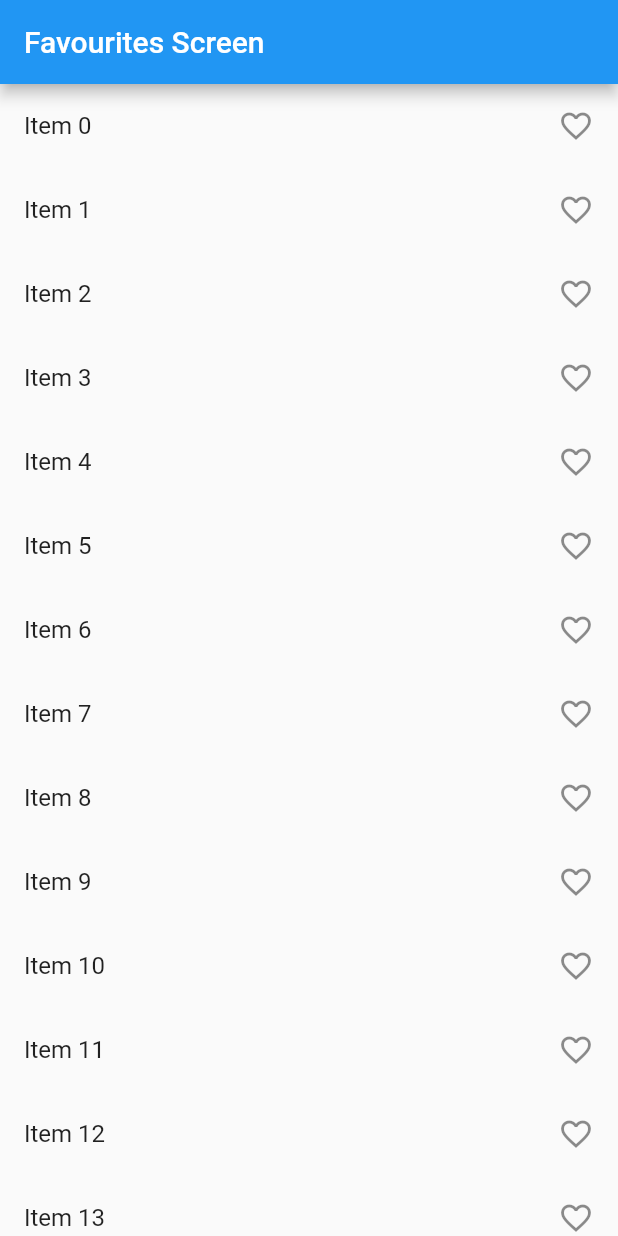
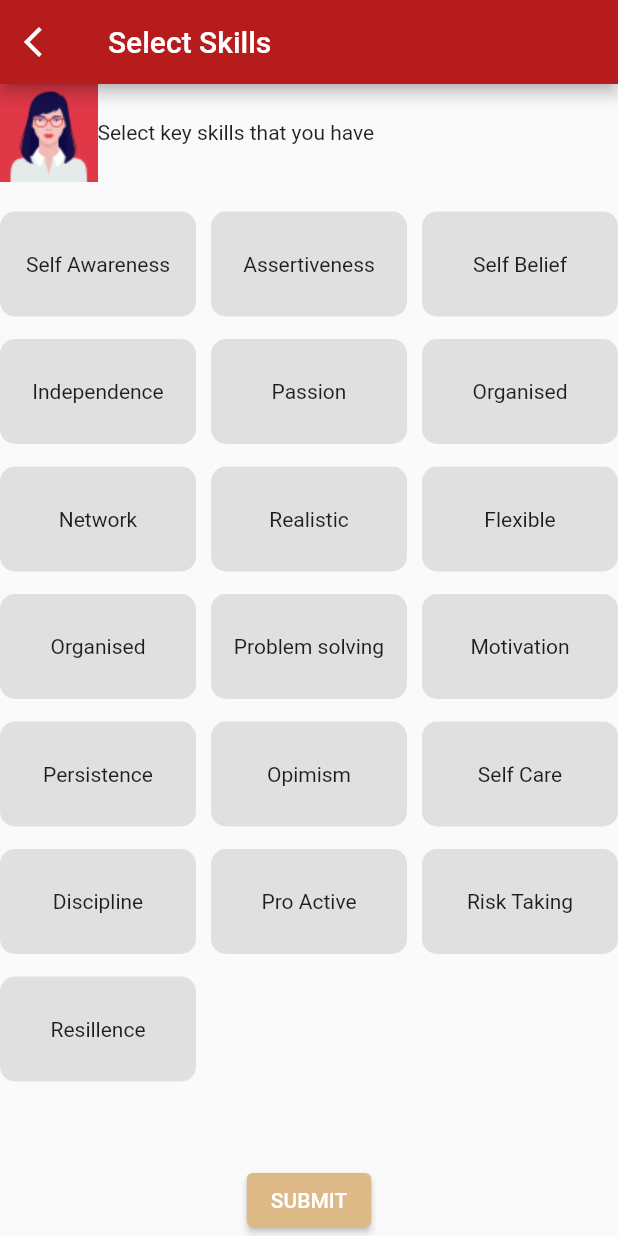
Before and after one commit to Sneha2407/flutter-provider-learn, a Flutter app: the screen it shows after launch, on a phone screen of 412 x 824 dp. Run offline on Flutter 3.47's test engine with Material 2 defaults, Android fonts, the phone set to English and light mode, and no system bars.

Commit message:
selection with provider

```diff
--- a/lib/main.dart
+++ b/lib/main.dart
@@ -1,11 +1,16 @@
 import 'package:flutter/material.dart';
 import 'package:flutter_provider_learn/homescreen.dart';
+import 'package:flutter_provider_learn/multiselect.dart';
 import 'package:flutter_provider_learn/provider/count_provider.dart';
 import 'package:flutter_provider_learn/provider/favourite_provider.dart';
+import 'package:flutter_provider_learn/provider/multi_skill_provider.dart';
+import 'package:flutter_provider_learn/provider/select_provider.dart';
 import 'package:flutter_provider_learn/provider/slider_provider.dart';
 import 'package:flutter_provider_learn/screen/countexample.dart';
 import 'package:flutter_provider_learn/screen/favouritesScreen.dart';
+import 'package:flutter_provider_learn/screen/oneskill.dart';
 import 'package:flutter_provider_learn/screen/sliderexample.dart';
+import 'package:flutter_provider_learn/singleselec.dart';
 import 'package:flutter_provider_learn/whyProvider.dart';
 import 'package:provider/provider.dart';
 
@@ -30,12 +35,18 @@ class MyApp extends StatelessWidget {
         ),
         ChangeNotifierProvider(
           create: (_) => FavouritesProvider(),
-        )
+        ),
+        ChangeNotifierProvider(
+          create: (_) => SelectProvider(),
+        ),
+        ChangeNotifierProvider(
+          create: (_) => MultiSkillProvider(),
+        ),
       ],
       child: MaterialApp(
         debugShowCheckedModeBanner: false,
         title: 'Flutter Demo',
-        home: const FavourtitesScreen(),
+        home: const OlgaGrid(),
       ),
     );
   }
--- /dev/null
+++ b/lib/multiselect.dart
@@ -0,0 +1,104 @@
+import 'package:flutter/material.dart';
+import 'package:flutter_provider_learn/provider/multi_skill_provider.dart';
+import 'package:provider/provider.dart';
+
+class MultiSelect extends StatefulWidget {
+  const MultiSelect({Key? key}) : super(key: key);
+
+  @override
+  State<MultiSelect> createState() => _MultiSelectState();
+}
+
+class _MultiSelectState extends State<MultiSelect> {
+  // int selectedItem = 0;
+  List<int> selectedSkill = [];
+  List<String> skills = [
+    "Self Awareness",
+    "Assertiveness",
+    "Self Belief",
+    "Independence",
+    "Passion",
+    "Organised",
+    "Network",
+    "Realistic",
+    "Flexible",
+    "Organised",
+    "Problem solving",
+    "Motivation",
+    "Persistence",
+    "Opimism",
+    "Self Care",
+    "Discipline",
+    "Pro Active",
+    "Risk Taking",
+    "Resillence"
+  ];
+  @override
+  Widget build(BuildContext context) {
+    print("build here");
+    return Scaffold(
+      appBar: AppBar(
+        title: Text("Select Skills"),
+        leading: Icon(Icons.arrow_back_ios),
+        backgroundColor: Colors.red[900],
+      ),
+      body: Column(
+        children: [
+          Row(
+            children: [
+              Image.asset('images/icon.png'),
+              Text(
+                "Select key skills that you have ",
+                maxLines: 2,
+              ),
+            ],
+          ),
+          SizedBox(
+            height: 20,
+          ),
+          Flexible(
+              child: GridView.builder(
+                  gridDelegate: const SliverGridDelegateWithFixedCrossAxisCount(
+                    mainAxisExtent: 70,
+                    crossAxisSpacing: 10,
+                    mainAxisSpacing: 15,
+                    crossAxisCount: 3,
+                  ),
+                  itemCount: skills.length,
+                  itemBuilder: (BuildContext context, int index) {
+                    return Consumer<MultiSkillProvider>(
+                        builder: (context, value, child) {
+                      return GestureDetector(
+                        onTap: () {
+                          // ontap of each card, set the defined int to the grid view index
+                          // selectedSkill.add(index);
+                          if (value.selectedSkills.contains(index)) {
+                            value.removeSkill(index);
+                          } else {
+                            value.addSkill(index);
+                          }
+                        },
+                        child: Container(
+                          height: 50,
+                          decoration: BoxDecoration(
+                              color: value.selectedSkills.contains(index)
+                                  ? Colors.amber[300]
+                                  : Colors.grey[300],
+                              borderRadius: BorderRadius.circular(10)),
+                          child: Center(child: Text(skills[index])),
+                        ),
+                      );
+                    });
+                  })),
+          ElevatedButton(
+            onPressed: () {},
+            child: Text('SUBMIT'),
+            style: ButtonStyle(
+              backgroundColor: MaterialStateProperty.all(Color(0xffDEB988)),
+            ),
+          )
+        ],
+      ),
+    );
+  }
+}
--- /dev/null
+++ b/lib/provider/multi_skill_provider.dart
@@ -0,0 +1,18 @@
+import 'package:flutter/material.dart';
+import 'package:flutter/foundation.dart';
+
+class MultiSkillProvider with ChangeNotifier {
+  List<int> _selectedSkills = [];
+
+  List get selectedSkills => _selectedSkills;
+
+  void addSkill(int value) {
+    _selectedSkills.add(value);
+    notifyListeners();
+  }
+
+  void removeSkill(int value) {
+    _selectedSkills.remove(value);
+    notifyListeners();
+  }
+}
--- /dev/null
+++ b/lib/provider/select_provider.dart
@@ -0,0 +1,35 @@
+import 'package:flutter/foundation.dart';
+
+class SelectProvider with ChangeNotifier {
+  int _selectedItem = -1;
+  List<String> skills = [
+    "Self Awareness",
+    "Assertiveness",
+    "Self Belief",
+    "Independence",
+    "Passion",
+    "Organised",
+    "Network",
+    "Realistic",
+    "Flexible",
+    "Organised",
+    "Problem solving",
+    "Motivation",
+    "Persistence",
+    "Opimism",
+    "Self Care",
+    "Discipline",
+    "Pro Active",
+    "Risk Taking",
+    "Resillence"
+  ];
+
+  int get selectedItem => _selectedItem;
+
+  void setSelectedItem(int value) {
+    _selectedItem = value;
+    notifyListeners();
+  }
+
+  String get mySkill => skills[selectedItem];
+}
--- a/lib/screen/favouritesScreen.dart
+++ b/lib/screen/favouritesScreen.dart
@@ -40,7 +40,7 @@ class _FavourtitesScreenState extends State<FavourtitesScreen> {
                         return ListTile(
                           onTap: () {
                             // setState(() {});
-                            if (selectedItem.contains(index)) {
+                            if (value.selectedItem.contains(index)) {
                               value.removeItems(index);
                             } else {
                               value.addItems(index);
--- /dev/null
+++ b/lib/singleselec.dart
@@ -0,0 +1,113 @@
+import 'package:flutter/material.dart';
+import 'package:flutter_provider_learn/provider/select_provider.dart';
+import 'package:flutter_provider_learn/screen/oneskill.dart';
+import 'package:provider/provider.dart';
+
+class OlgaGrid extends StatefulWidget {
+  const OlgaGrid({Key? key}) : super(key: key);
+
+  @override
+  State<OlgaGrid> createState() => _OlgaGridState();
+}
+
+class _OlgaGridState extends State<OlgaGrid> {
+  int selectedItem = -1;
+  // bool isSelected = false;
+
+  List<String> skills = [
+    "Self Awareness",
+    "Assertiveness",
+    "Self Belief",
+    "Independence",
+    "Passion",
+    "Organised",
+    "Network",
+    "Realistic",
+    "Flexible",
+    "Organised",
+    "Problem solving",
+    "Motivation",
+    "Persistence",
+    "Opimism",
+    "Self Care",
+    "Discipline",
+    "Pro Active",
+    "Risk Taking",
+    "Resillence"
+  ];
+  // final selectProvider = Provider.of<SelectProvider>(context, listen: false);
+  @override
+  Widget build(BuildContext context) {
+    print("Build here");
+    return Scaffold(
+      appBar: AppBar(
+        title: Text("Select Skills"),
+        leading: Icon(Icons.arrow_back_ios),
+        backgroundColor: Colors.red[900],
+      ),
+      body: Column(
+        children: [
+          Row(
+            children: [
+              Image.asset('images/icon.png'),
+              Text(
+                "Select key skills that you have ",
+                maxLines: 2,
+              ),
+            ],
+          ),
+          SizedBox(
+            height: 20,
+          ),
+          Flexible(
+              child: GridView.builder(
+                  gridDelegate: const SliverGridDelegateWithFixedCrossAxisCount(
+                    mainAxisExtent: 70,
+                    crossAxisSpacing: 10,
+                    mainAxisSpacing: 15,
+                    crossAxisCount: 3,
+                  ),
+                  itemCount: skills.length,
+                  itemBuilder: (BuildContext context, int index) {
+                    return Consumer<SelectProvider>(
+                        builder: (context, value, child) {
+                      return GestureDetector(
+                        onTap: () {
+                          // ontap of each card, set the defined int to the grid view index
+                          if (value.selectedItem == index) {
+                            value.setSelectedItem(-1);
+                            // isSelected = false;
+                          } else {
+                            value.setSelectedItem(index);
+                            // isSelected = true;
+                          }
+                        },
+                        child: Container(
+                          height: 50,
+                          decoration: BoxDecoration(
+                              color: value.selectedItem == index
+                                  ? Colors.amber[300]
+                                  : Colors.grey[300],
+                              borderRadius: BorderRadius.circular(10)),
+                          child: Center(child: Text(skills[index])),
+                        ),
+                      );
+                    });
+                  })),
+          ElevatedButton(
+            onPressed: () {
+              Navigator.push(
+                context,
+                MaterialPageRoute(builder: (context) => const OneSkill()),
+              );
+            },
+            child: Text('SUBMIT'),
+            style: ButtonStyle(
+              backgroundColor: MaterialStateProperty.all(Color(0xffDEB988)),
+            ),
+          )
+        ],
+      ),
+    );
+  }
+}
--- a/pubspec.yaml
+++ b/pubspec.yaml
@@ -61,8 +61,8 @@ flutter:
   uses-material-design: true
 
   # To add assets to your application, add an assets section, like this:
-  # assets:
-  #   - images/a_dot_burr.jpeg
+  assets:
+    - images/
   #   - images/a_dot_ham.jpeg
 
   # An image asset can refer to one or more resolution-specific "variants", see
```
Also changed, not shown: lib/screen/my_skills.dart (added, +63 -0 lines), lib/screen/oneskill.dart (added, +53 -0 lines), images/icon.png (added), lib/provider/storage_provider.dart (added).
